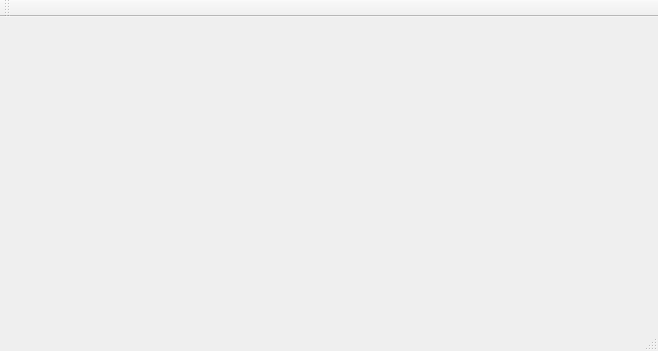
This is Drawings_GeoGebra/mainwindow.ui in makramloughman/CSE201 as Qt 5 draws it before an edit. The edited form follows.
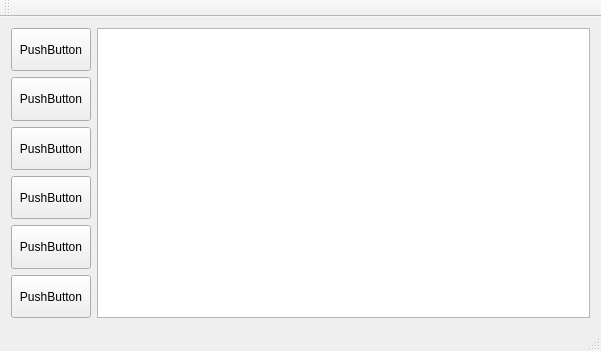
This is the edited form.

Diff of the .ui file:
```diff
--- a/Drawings_GeoGebra/mainwindow.ui
+++ b/Drawings_GeoGebra/mainwindow.ui
@@ -6,14 +6,102 @@
    <rect>
     <x>0</x>
     <y>0</y>
-    <width>658</width>
+    <width>601</width>
     <height>351</height>
    </rect>
   </property>
   <property name="windowTitle">
    <string>MainWindow</string>
   </property>
-  <widget class="QWidget" name="centralWidget"/>
+  <widget class="QWidget" name="centralWidget">
+   <layout class="QGridLayout" name="gridLayout">
+    <item row="0" column="0">
+     <layout class="QVBoxLayout" name="verticalLayout">
+      <item>
+       <widget class="QPushButton" name="pushButton">
+        <property name="sizePolicy">
+         <sizepolicy hsizetype="Minimum" vsizetype="Preferred">
+          <horstretch>0</horstretch>
+          <verstretch>0</verstretch>
+         </sizepolicy>
+        </property>
+        <property name="text">
+         <string>PushButton</string>
+        </property>
+       </widget>
+      </item>
+      <item>
+       <widget class="QPushButton" name="pushButton_2">
+        <property name="sizePolicy">
+         <sizepolicy hsizetype="Minimum" vsizetype="Preferred">
+          <horstretch>0</horstretch>
+          <verstretch>0</verstretch>
+         </sizepolicy>
+        </property>
+        <property name="text">
+         <string>PushButton</string>
+        </property>
+       </widget>
+      </item>
+      <item>
+       <widget class="QPushButton" name="pushButton_3">
+        <property name="sizePolicy">
+         <sizepolicy hsizetype="Minimum" vsizetype="Preferred">
+          <horstretch>0</horstretch>
+          <verstretch>0</verstretch>
+         </sizepolicy>
+        </property>
+        <property name="text">
+         <string>PushButton</string>
+        </property>
+       </widget>
+      </item>
+      <item>
+       <widget class="QPushButton" name="pushButton_4">
+        <property name="sizePolicy">
+         <sizepolicy hsizetype="Minimum" vsizetype="Preferred">
+          <horstretch>0</horstretch>
+          <verstretch>0</verstretch>
+         </sizepolicy>
+        </property>
+        <property name="text">
+         <string>PushButton</string>
+        </property>
+       </widget>
+      </item>
+      <item>
+       <widget class="QPushButton" name="pushButton_5">
+        <property name="sizePolicy">
+         <sizepolicy hsizetype="Preferred" vsizetype="Preferred">
+          <horstretch>0</horstretch>
+          <verstretch>0</verstretch>
+         </sizepolicy>
+        </property>
+        <property name="text">
+         <string>PushButton</string>
+        </property>
+       </widget>
+      </item>
+      <item>
+       <widget class="QPushButton" name="pushButton_6">
+        <property name="sizePolicy">
+         <sizepolicy hsizetype="Minimum" vsizetype="Preferred">
+          <horstretch>0</horstretch>
+          <verstretch>0</verstretch>
+         </sizepolicy>
+        </property>
+        <property name="text">
+         <string>PushButton</string>
+        </property>
+       </widget>
+      </item>
+     </layout>
+    </item>
+    <item row="0" column="1">
+     <widget class="QGraphicsView" name="graphicsView"/>
+    </item>
+   </layout>
+  </widget>
   <widget class="QMenuBar" name="menuBar">
    <property name="geometry">
     <rect>
```
Left out of the diff: 2 changed lines with no effect on the pictures.
